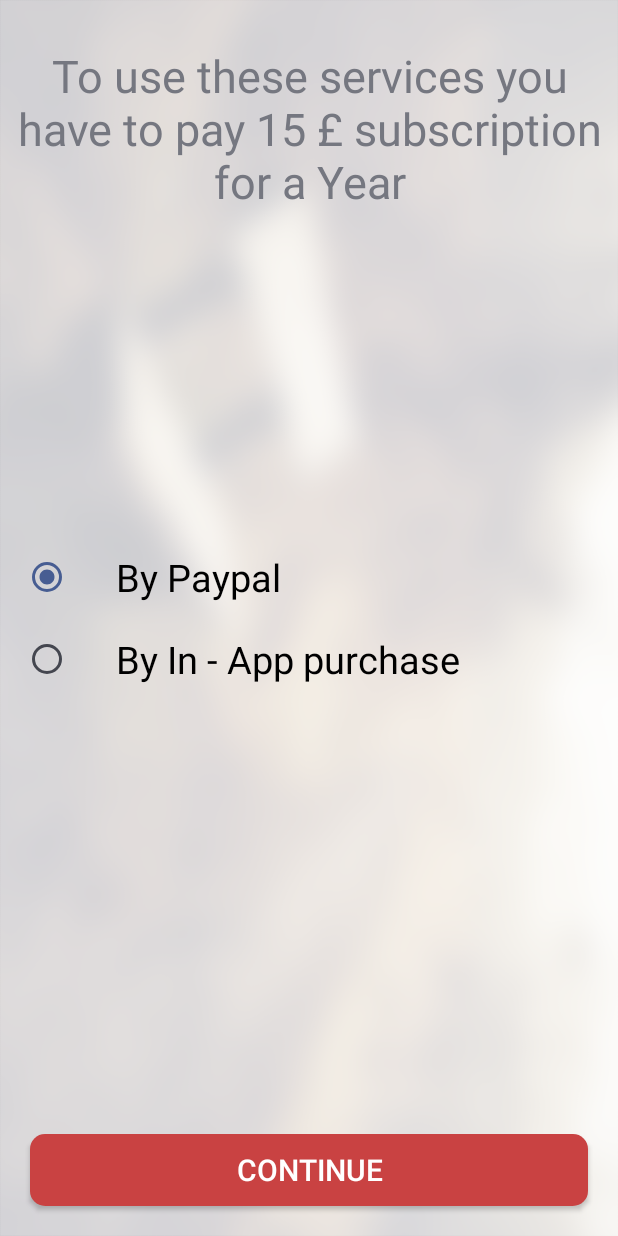
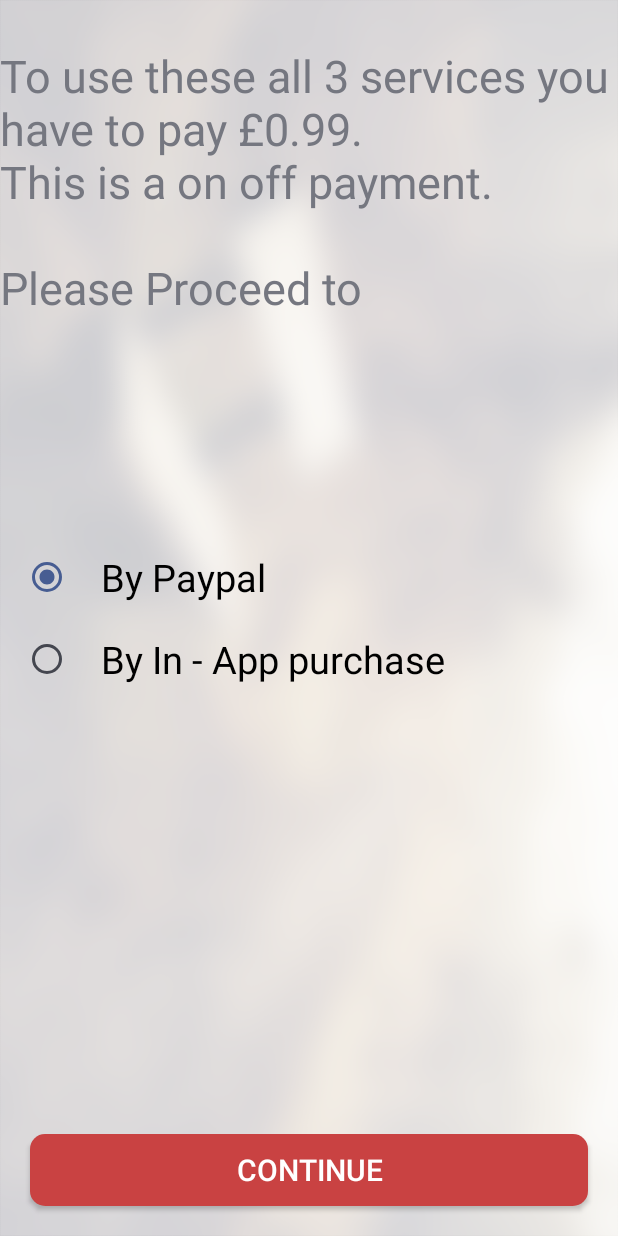
Before and after one commit to amansinghal/MusicWhistleListener, an Android app: the Activity_Paypal screen opened directly, with no data from a screen before it, on a phone screen of 412 x 824 dp. Run offline under Robolectric (Android 15) with nearby library versions, the phone set to English and light mode, and no system bars; our stand-ins replace Picasso; libraries missing offline, so code that uses them is left out: com.paypal.android, eu.janmuller.android, io.nlopez.smartadapters, retrofit.client; pictures from the network do not load; 4 statements that could not run were skipped.

Commit message:
ad new func fixed

```diff
--- a/app/src/main/java/com/music/aman/musicg/Activity_Paypal.java
+++ b/app/src/main/java/com/music/aman/musicg/Activity_Paypal.java
@@ -107,7 +107,7 @@ public class Activity_Paypal extends Activity {
 
         radioGroup = (RadioGroup) findViewById(R.id.radio_group);
 
-        if (Build.VERSION.SDK_INT >= Build.VERSION_CODES.JELLY_BEAN_MR1) {
+        if (Build.VERSION.SDK_INT <= Build.VERSION_CODES.JELLY_BEAN_MR1) {
             final float scale = this.getResources().getDisplayMetrics().density;
             ((RadioButton) radioGroup.getChildAt(0)).setPadding(((RadioButton) radioGroup.getChildAt(0)).getPaddingLeft() + (int) (10.0f * scale + 0.5f),
                     ((RadioButton) radioGroup.getChildAt(0)).getPaddingTop(),
--- a/app/src/main/java/com/music/aman/musicg/MainActivity.java
+++ b/app/src/main/java/com/music/aman/musicg/MainActivity.java
@@ -97,7 +97,7 @@ public class MainActivity extends Activity implements View.OnClickListener {
         toggleButton.setOnCheckedChangeListener(new CompoundButton.OnCheckedChangeListener() {
             @Override
             public void onCheckedChanged(CompoundButton compoundButton, boolean b) {
-                checkSubcription(toggleButton.getId());
+                sharedPreferences.edit().putBoolean(FLASH_KEY, b).commit();
             }
         });
         adView = (LinearLayout) findViewById(R.id.ad_view);
@@ -518,9 +518,7 @@ public class MainActivity extends Activity implements View.OnClickListener {
             case R.id.alarm_tone:
                 getAlarmUri();
                 break;
-            case R.id.toggleBtn:
-                sharedPreferences.edit().putBoolean(FLASH_KEY, ((ToggleButton) findViewById(viewId)).isChecked()).commit();
-                break;
+
         }
     }
 
--- a/app/src/main/res/layout/activity_paypal.xml
+++ b/app/src/main/res/layout/activity_paypal.xml
@@ -10,7 +10,6 @@
         android:layout_width="match_parent"
         android:layout_height="wrap_content"
         android:layout_alignParentTop="true"
-        android:gravity="center"
         android:layout_marginTop="30dp"
         android:text="@string/fac_sub_msg"
         android:textSize="30sp" />
--- a/app/src/main/res/values/strings.xml
+++ b/app/src/main/res/values/strings.xml
@@ -8,6 +8,6 @@
     <string name="ready_to_record">Ready to record</string>
     <string name="facebook_app_id">1673684772867391</string>
     <string name="user_warning">You are not a registered now to proceed further you have to register your self using Facebook</string>
-    <string name="fac_sub_msg">"To use these services you have to pay 15 &#163; subscription for a Year"</string>
-    <string name="ad_sub_msg">To publish your Advertisement you have to pay 600 &#163; subscription for 6 Month</string>
+    <string name="fac_sub_msg">"To use these all 3 services you have to pay &#163;0.99.\nThis is a on off payment.\n\nPlease Proceed to"</string>
+    <string name="ad_sub_msg">To publish your Advertisement you have to pay &#163;600 subscription for 6 Month</string>
 </resources>
```
